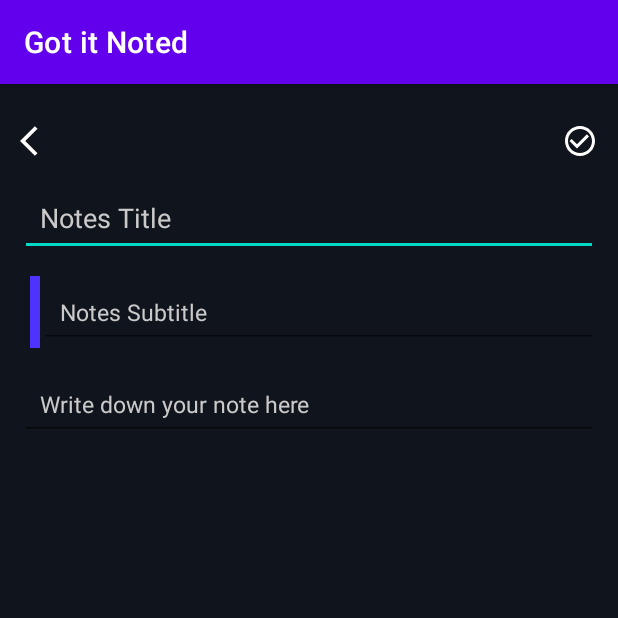
After one commit to djag07907/GotItNoted, an Android app: the fragment CreateNoteFragment shown on its own in the app's theme, on a phone screen of 412 x 824 dp, the top half of it. The commit adds this screen. Run offline under Robolectric (Android 15) with nearby library versions, the phone set to English and light mode, and no system bars; our stand-ins replace sdp/ssp sizes.

Commit message:
add notes UI

```diff
--- /dev/null
+++ b/app/src/main/java/solutions/alva/of/son/gotItNoted/CreateNoteFragment.kt
@@ -0,0 +1,32 @@
+package solutions.alva.of.son.gotItNoted
+
+import android.os.Bundle
+import androidx.fragment.app.Fragment
+import android.view.LayoutInflater
+import android.view.View
+import android.view.ViewGroup
+
+class CreateNoteFragment : Fragment() {
+    override fun onCreate(savedInstanceState: Bundle?) {
+        super.onCreate(savedInstanceState)
+        arguments?.let {
+        }
+    }
+
+    override fun onCreateView(
+        inflater: LayoutInflater, container: ViewGroup?,
+        savedInstanceState: Bundle?
+    ): View? {
+        // Inflate the layout for this fragment
+        return inflater.inflate(R.layout.fragment_create_note, container, false)
+    }
+
+    companion object {
+        @JvmStatic
+        fun newInstance() =
+            CreateNoteFragment().apply {
+                arguments = Bundle().apply {
+                }
+            }
+    }
+}
--- /dev/null
+++ b/app/src/main/res/layout/fragment_create_note.xml
@@ -0,0 +1,105 @@
+<?xml version="1.0" encoding="utf-8"?>
+<androidx.constraintlayout.widget.ConstraintLayout xmlns:android="http://schemas.android.com/apk/res/android"
+    xmlns:app="http://schemas.android.com/apk/res-auto"
+    xmlns:tools="http://schemas.android.com/tools"
+    android:layout_width="match_parent"
+    android:layout_height="match_parent"
+    android:background="@color/colorDarkBlack"
+    tools:context=".MainActivity">
+
+    <ImageView
+        android:id="@+id/imgOnBack"
+        android:layout_width="wrap_content"
+        android:layout_height="wrap_content"
+        android:layout_marginTop="@dimen/_20sdp"
+        android:layout_marginStart="@dimen/_10sdp"
+        android:layout_marginBottom="@dimen/_10sdp"
+        app:layout_constraintTop_toTopOf="parent"
+        app:layout_constraintStart_toStartOf="parent"
+        android:src="@drawable/ic_back"
+        app:tint="@color/colorWhite" />
+
+    <ImageView
+        android:id="@+id/imgDone"
+        android:layout_width="wrap_content"
+        android:layout_height="wrap_content"
+        android:layout_marginTop="@dimen/_20sdp"
+        android:layout_marginEnd="@dimen/_10sdp"
+        android:layout_marginBottom="@dimen/_10sdp"
+        app:layout_constraintTop_toTopOf="parent"
+        app:layout_constraintEnd_toEndOf="parent"
+        android:src="@drawable/ic_check"
+        app:tint="@color/colorWhite" />
+
+    <EditText
+        android:id="@+id/CNoteTitle"
+        android:layout_width="match_parent"
+        android:layout_height="wrap_content"
+        android:padding="@dimen/_10sdp"
+        android:layout_margin="@dimen/_10sdp"
+        app:layout_constraintTop_toBottomOf="@+id/imgOnBack"
+        app:layout_constraintStart_toStartOf="parent"
+        app:layout_constraintEnd_toEndOf="parent"
+        android:textSize="@dimen/_14ssp"
+        android:textColor="@color/colorWhite"
+        android:textColorHint="@color/colorGrey"
+        android:hint="@string/notes_title"
+        android:maxLines="1"
+        android:ellipsize="end"
+        />
+
+    <LinearLayout
+        android:id="@+id/layout1"
+        android:layout_width="match_parent"
+        android:layout_height="wrap_content"
+        android:layout_margin="@dimen/_10sdp"
+        app:layout_constraintTop_toBottomOf="@+id/CNoteTitle"
+        app:layout_constraintStart_toStartOf="parent"
+        app:layout_constraintEnd_toEndOf="parent"
+        android:orientation="horizontal">
+
+        <View
+            android:layout_width="@dimen/_5sdp"
+            android:layout_height="match_parent"
+            android:background="@color/colorBlue"
+            android:layout_marginStart="@dimen/_5sdp"
+        />
+
+        <EditText
+            android:id="@+id/CNoteSubtitle"
+            android:layout_width="match_parent"
+            android:layout_height="wrap_content"
+            android:padding="@dimen/_10sdp"
+            app:layout_constraintTop_toBottomOf="@+id/CNoteTitle"
+            app:layout_constraintStart_toStartOf="parent"
+            app:layout_constraintEnd_toEndOf="parent"
+            android:textColor="@color/colorWhite"
+            android:textColorHint="@color/colorGrey"
+            android:textSize="@dimen/_12ssp"
+            android:hint="@string/notes_subtitle"
+            android:maxLines="1"
+            android:ellipsize="end"
+            />
+
+    </LinearLayout>
+
+    <EditText
+        android:id="@+id/CNoteDescription"
+        android:layout_width="match_parent"
+        android:layout_height="wrap_content"
+        android:padding="@dimen/_10sdp"
+        android:layout_margin="@dimen/_10sdp"
+        app:layout_constraintTop_toBottomOf="@+id/layout1"
+        app:layout_constraintStart_toStartOf="parent"
+        app:layout_constraintEnd_toEndOf="parent"
+        android:textSize="@dimen/_12ssp"
+        android:textColor="@color/colorWhite"
+        android:textColorHint="@color/colorGrey"
+        android:inputType="textMultiLine"
+        android:hint="@string/notes_description"
+        />
+
+
+
+
+</androidx.constraintlayout.widget.ConstraintLayout>
--- a/app/src/main/res/values/strings.xml
+++ b/app/src/main/res/values/strings.xml
@@ -1,6 +1,9 @@
 <resources>
     <string name="app_name">Got it Noted</string>
     <string name="notes">My Notes</string>
+    <string name="notes_title">Notes Title</string>
+    <string name="notes_subtitle">Notes Subtitle</string>
+    <string name="notes_description">Write down your note here</string>
     <string name="search">Search your notes</string>
     <!-- TODO: Remove or change this placeholder text -->
     <string name="hello_blank_fragment">Hello blank fragment</string>
```
